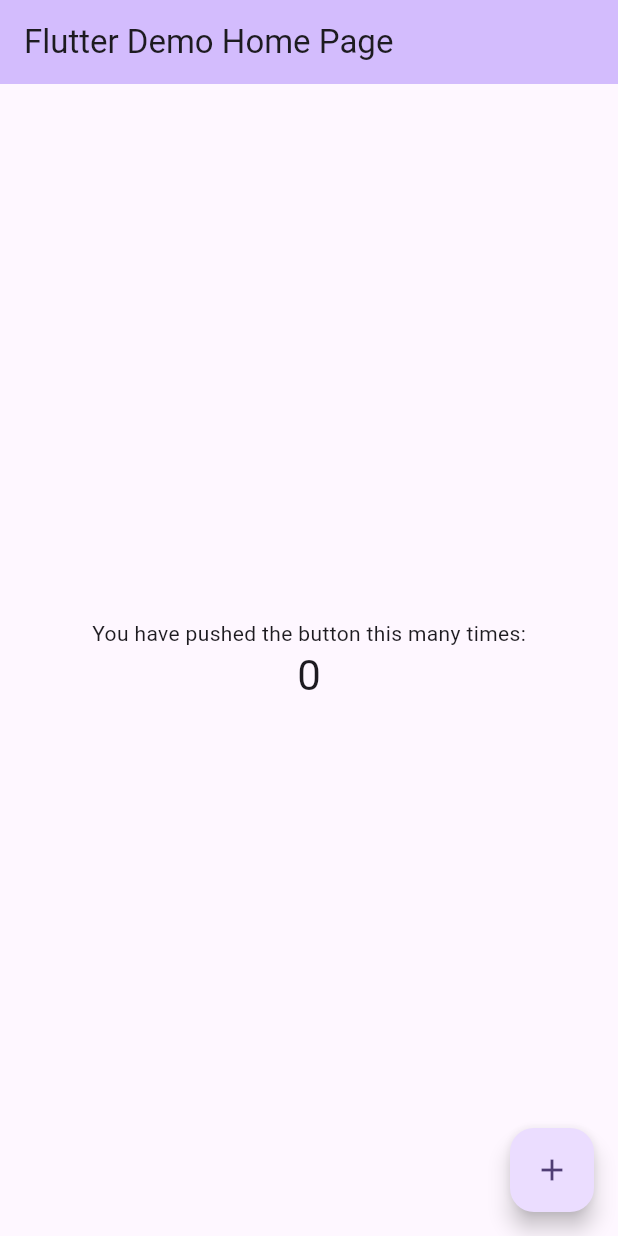
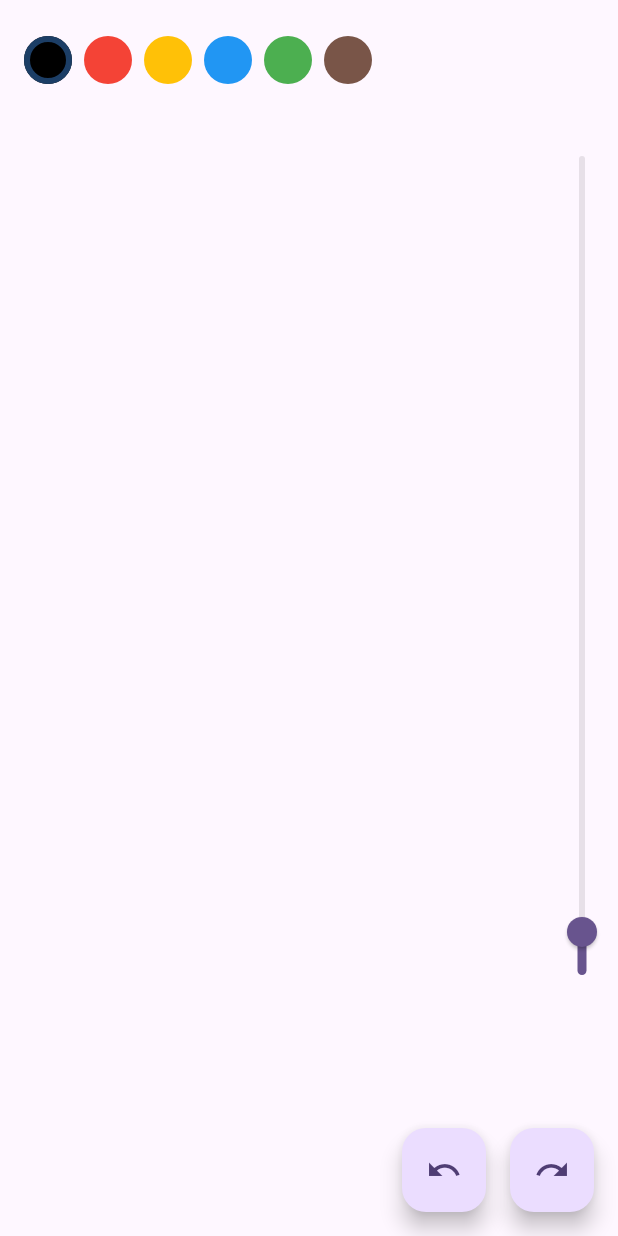
Before and after one commit to johnoliveira97/gartic_with_flutter, a Flutter app: the screen it shows after launch, on a phone screen of 412 x 824 dp. Run offline on Flutter 3.47's test engine with Material 2 defaults, Android fonts, the phone set to English and light mode, and no system bars.

Commit message:
Alterando arquivos
Incluindo funções para desenhar.

```diff
--- a/lib/main.dart
+++ b/lib/main.dart
@@ -1,125 +1,22 @@
 import 'package:flutter/material.dart';
+import 'package:gartic_with_flutter/screens/game.dart';
 
 void main() {
-  runApp(const MyApp());
+  runApp(const GarticApp());
 }
 
-class MyApp extends StatelessWidget {
-  const MyApp({super.key});
+class GarticApp extends StatelessWidget {
+  const GarticApp({super.key});
 
-  // This widget is the root of your application.
   @override
   Widget build(BuildContext context) {
     return MaterialApp(
-      title: 'Flutter Demo',
+      title: 'Gartic - Flutter',
       theme: ThemeData(
-        // This is the theme of your application.
-        //
-        // TRY THIS: Try running your application with "flutter run". You'll see
-        // the application has a blue toolbar. Then, without quitting the app,
-        // try changing the seedColor in the colorScheme below to Colors.green
-        // and then invoke "hot reload" (save your changes or press the "hot
-        // reload" button in a Flutter-supported IDE, or press "r" if you used
-        // the command line to start the app).
-        //
-        // Notice that the counter didn't reset back to zero; the application
-        // state is not lost during the reload. To reset the state, use hot
-        // restart instead.
-        //
-        // This works for code too, not just values: Most code changes can be
-        // tested with just a hot reload.
         colorScheme: ColorScheme.fromSeed(seedColor: Colors.deepPurple),
         useMaterial3: true,
       ),
-      home: const MyHomePage(title: 'Flutter Demo Home Page'),
+      home: const GameWidget(),
     );
   }
 }
-
-class MyHomePage extends StatefulWidget {
-  const MyHomePage({super.key, required this.title});
-
-  // This widget is the home page of your application. It is stateful, meaning
-  // that it has a State object (defined below) that contains fields that affect
-  // how it looks.
-
-  // This class is the configuration for the state. It holds the values (in this
-  // case the title) provided by the parent (in this case the App widget) and
-  // used by the build method of the State. Fields in a Widget subclass are
-  // always marked "final".
-
-  final String title;
-
-  @override
-  State<MyHomePage> createState() => _MyHomePageState();
-}
-
-class _MyHomePageState extends State<MyHomePage> {
-  int _counter = 0;
-
-  void _incrementCounter() {
-    setState(() {
-      // This call to setState tells the Flutter framework that something has
-      // changed in this State, which causes it to rerun the build method below
-      // so that the display can reflect the updated values. If we changed
-      // _counter without calling setState(), then the build method would not be
-      // called again, and so nothing would appear to happen.
-      _counter++;
-    });
-  }
-
-  @override
-  Widget build(BuildContext context) {
-    // This method is rerun every time setState is called, for instance as done
-    // by the _incrementCounter method above.
-    //
-    // The Flutter framework has been optimized to make rerunning build methods
-    // fast, so that you can just rebuild anything that needs updating rather
-    // than having to individually change instances of widgets.
-    return Scaffold(
-      appBar: AppBar(
-        // TRY THIS: Try changing the color here to a specific color (to
-        // Colors.amber, perhaps?) and trigger a hot reload to see the AppBar
-        // change color while the other colors stay the same.
-        backgroundColor: Theme.of(context).colorScheme.inversePrimary,
-        // Here we take the value from the MyHomePage object that was created by
-        // the App.build method, and use it to set our appbar title.
-        title: Text(widget.title),
-      ),
-      body: Center(
-        // Center is a layout widget. It takes a single child and positions it
-        // in the middle of the parent.
-        child: Column(
-          // Column is also a layout widget. It takes a list of children and
-          // arranges them vertically. By default, it sizes itself to fit its
-          // children horizontally, and tries to be as tall as its parent.
-          //
-          // Column has various properties to control how it sizes itself and
-          // how it positions its children. Here we use mainAxisAlignment to
-          // center the children vertically; the main axis here is the vertical
-          // axis because Columns are vertical (the cross axis would be
-          // horizontal).
-          //
-          // TRY THIS: Invoke "debug painting" (choose the "Toggle Debug Paint"
-          // action in the IDE, or press "p" in the console), to see the
-          // wireframe for each widget.
-          mainAxisAlignment: MainAxisAlignment.center,
-          children: <Widget>[
-            const Text(
-              'You have pushed the button this many times:',
-            ),
-            Text(
-              '$_counter',
-              style: Theme.of(context).textTheme.headlineMedium,
-            ),
-          ],
-        ),
-      ),
-      floatingActionButton: FloatingActionButton(
-        onPressed: _incrementCounter,
-        tooltip: 'Increment',
-        child: const Icon(Icons.add),
-      ), // This trailing comma makes auto-formatting nicer for build methods.
-    );
-  }
-}
--- /dev/null
+++ b/lib/model/drawing_point.dart
@@ -0,0 +1,24 @@
+import 'package:flutter/material.dart';
+
+class DrawingPoint {
+  int id;
+  List<Offset> offsets;
+  Color color;
+  double width;
+
+  DrawingPoint({
+    this.id = -1,
+    this.offsets = const [],
+    this.color = Colors.black,
+    this.width = 2,
+  });
+
+  DrawingPoint copyWith({List<Offset>? offsets}) {
+    return DrawingPoint(
+      id: id,
+      color: color,
+      width: width,
+      offsets: offsets ?? this.offsets,
+    );
+  }
+}
--- /dev/null
+++ b/lib/model/game.dart
@@ -0,0 +1,6 @@
+class Game {
+  final bool creator;
+  final String name;
+
+  Game(this.name, this.creator);
+}
--- /dev/null
+++ b/lib/model/message.dart
@@ -0,0 +1,6 @@
+class Message {
+  final String user;
+  final String x;
+
+  Message(this.user, this.x);
+}
--- /dev/null
+++ b/lib/screens/game.dart
@@ -0,0 +1,217 @@
+import 'package:flutter/material.dart';
+import 'package:flutter/services.dart';
+import 'package:gartic_with_flutter/model/drawing_point.dart';
+
+class GameWidget extends StatefulWidget {
+  const GameWidget({super.key});
+
+  @override
+  State<GameWidget> createState() => _GameWidgetState();
+}
+
+class _GameWidgetState extends State<GameWidget> {
+  var avaiableColors = [
+    Colors.black,
+    Colors.red,
+    Colors.amber,
+    Colors.blue,
+    Colors.green,
+    Colors.brown
+  ];
+
+  var randomWords = [
+    "banana",
+    "batata",
+    "pato",
+    "vassoura",
+    "lua",
+    "ruiva",
+    "lápis"
+  ];
+
+  var historyDrawingPoints = <DrawingPoint>[];
+  var drawingPoints = <DrawingPoint>[];
+
+  var selectedColor = Colors.black;
+  var selectedWidth = 2.0;
+
+  DrawingPoint? currentDrawingPoint;
+
+  static const platform = MethodChannel("game/exchange");
+
+  @override
+  Widget build(BuildContext context) {
+    return Scaffold(
+      body: Stack(
+        children: [
+          GestureDetector(
+            onPanStart: (details) {
+              setState(() {
+                currentDrawingPoint = DrawingPoint(
+                  id: DateTime.now().microsecondsSinceEpoch,
+                  offsets: [
+                    details.localPosition,
+                  ],
+                  color: selectedColor,
+                  width: selectedWidth,
+                );
+
+                if (currentDrawingPoint == null) return;
+                drawingPoints.add(currentDrawingPoint!);
+                historyDrawingPoints = List.of(drawingPoints);
+              });
+            },
+            onPanUpdate: (details) {
+              setState(() {
+                if (currentDrawingPoint == null) return;
+
+                currentDrawingPoint = currentDrawingPoint?.copyWith(
+                  offsets: currentDrawingPoint!.offsets
+                    ..add(details.localPosition),
+                );
+                drawingPoints.last = currentDrawingPoint!;
+                historyDrawingPoints = List.of(drawingPoints);
+              });
+            },
+            onPanEnd: (_) {
+              currentDrawingPoint = null;
+            },
+            child: CustomPaint(
+              painter: DrawingPainter(
+                drawingPoints: drawingPoints,
+              ),
+              child: SizedBox(
+                width: MediaQuery.of(context).size.width,
+                height: MediaQuery.of(context).size.height,
+              ),
+            ),
+          ),
+
+          /// color pallet
+          Positioned(
+            top: MediaQuery.of(context).padding.top,
+            left: 16,
+            right: 16,
+            child: SizedBox(
+              height: 80,
+              child: ListView.separated(
+                scrollDirection: Axis.horizontal,
+                itemCount: avaiableColors.length,
+                separatorBuilder: (_, __) {
+                  return const SizedBox(width: 8);
+                },
+                itemBuilder: (context, index) {
+                  return GestureDetector(
+                    onTap: () {
+                      setState(() {
+                        selectedColor = avaiableColors[index];
+                      });
+                    },
+                    child: Container(
+                      width: 32,
+                      height: 32,
+                      decoration: BoxDecoration(
+                        color: avaiableColors[index],
+                        shape: BoxShape.circle,
+                      ),
+                      foregroundDecoration: BoxDecoration(
+                        border: selectedColor == avaiableColors[index]
+                            ? Border.all(color: Color(0xFF1C3E66), width: 4)
+                            : null,
+                        shape: BoxShape.circle,
+                      ),
+                    ),
+                  );
+                },
+              ),
+            ),
+          ),
+
+          /// pencil size
+          Positioned(
+            top: MediaQuery.of(context).padding.top + 80,
+            right: 0,
+            bottom: 150,
+            child: RotatedBox(
+              quarterTurns: 3, // 270 degree
+              child: Slider(
+                value: selectedWidth,
+                min: 1,
+                max: 20,
+                onChanged: (value) {
+                  setState(() {
+                    selectedWidth = value;
+                  });
+                },
+              ),
+            ),
+          ),
+        ],
+      ),
+      floatingActionButton: Row(
+        mainAxisAlignment: MainAxisAlignment.end,
+        children: [
+          FloatingActionButton(
+            heroTag: "Undo",
+            onPressed: () {
+              if (drawingPoints.isNotEmpty && historyDrawingPoints.isNotEmpty) {
+                setState(() {
+                  drawingPoints.removeLast();
+                });
+              }
+            },
+            child: const Icon(Icons.undo),
+          ),
+          const SizedBox(width: 16),
+          FloatingActionButton(
+            heroTag: "Redo",
+            onPressed: () {
+              setState(() {
+                if (drawingPoints.length < historyDrawingPoints.length) {
+                  // 6 length 7
+                  final index = drawingPoints.length;
+                  drawingPoints.add(historyDrawingPoints[index]);
+                }
+              });
+            },
+            child: const Icon(Icons.redo),
+          ),
+        ],
+      ),
+    );
+  }
+}
+
+class DrawingPainter extends CustomPainter {
+  final List<DrawingPoint> drawingPoints;
+
+  DrawingPainter({required this.drawingPoints});
+
+  @override
+  void paint(Canvas canvas, Size size) {
+    for (var drawingPoint in drawingPoints) {
+      final paint = Paint()
+        ..color = drawingPoint.color
+        ..isAntiAlias = true
+        ..strokeWidth = drawingPoint.width
+        ..strokeCap = StrokeCap.round;
+
+      for (var i = 0; i < drawingPoint.offsets.length; i++) {
+        var notLastOffset = i != drawingPoint.offsets.length - 1;
+
+        if (notLastOffset) {
+          final current = drawingPoint.offsets[i];
+          final next = drawingPoint.offsets[i + 1];
+          canvas.drawLine(current, next, paint);
+        } else {
+          /// we do nothing
+        }
+      }
+    }
+  }
+
+  @override
+  bool shouldRepaint(covariant CustomPainter oldDelegate) {
+    return true;
+  }
+}
```
Also changed, not shown: 1 other file.
